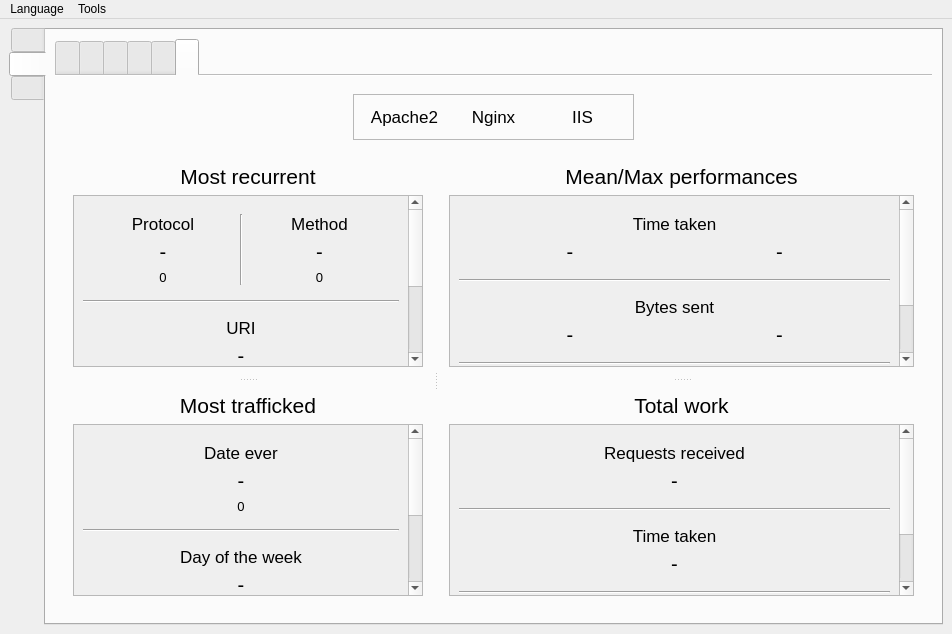
Before: the Qt Designer form logdoctor/mainwindow.ui in elB4RTO/LogDoctor, drawn with Qt 5.
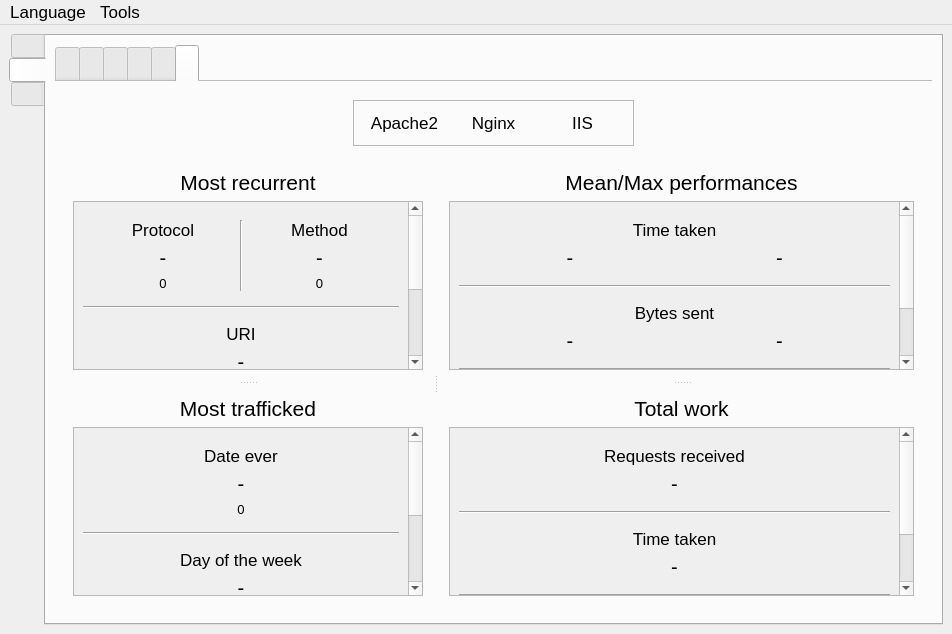
After: the same form once the commit is applied. The open tabs and pages were chosen to show the change. Icons and pictures are not drawn. Custom widgets are drawn as their Qt base class.

```diff
--- a/logdoctor/mainwindow.ui
+++ b/logdoctor/mainwindow.ui
@@ -3885,7 +3885,7 @@
                      <rect>
                       <x>0</x>
                       <y>0</y>
-                      <width>325</width>
+                      <width>173</width>
                       <height>348</height>
                      </rect>
                     </property>
@@ -4220,7 +4220,7 @@
                      <rect>
                       <x>0</x>
                       <y>0</y>
-                      <width>325</width>
+                      <width>157</width>
                       <height>348</height>
                      </rect>
                     </property>
@@ -4496,7 +4496,7 @@
                      <rect>
                       <x>0</x>
                       <y>0</y>
-                      <width>439</width>
+                      <width>145</width>
                       <height>276</height>
                      </rect>
                     </property>
@@ -4761,7 +4761,7 @@
                      <rect>
                       <x>0</x>
                       <y>0</y>
-                      <width>439</width>
+                      <width>173</width>
                       <height>276</height>
                      </rect>
                     </property>
@@ -10158,9 +10158,14 @@
      <x>0</x>
      <y>0</y>
      <width>952</width>
-     <height>27</height>
+     <height>29</height>
     </rect>
    </property>
+   <property name="font">
+    <font>
+     <pointsize>13</pointsize>
+    </font>
+   </property>
    <widget class="QMenu" name="menuLanguage">
     <property name="title">
      <string>Language</string>
@@ -10171,6 +10176,11 @@
     <addaction name="actionItaliano"/>
    </widget>
    <widget class="QMenu" name="menuTools">
+    <property name="font">
+     <font>
+      <pointsize>13</pointsize>
+     </font>
+    </property>
     <property name="title">
      <string>Tools</string>
     </property>
```
Left out of the diff: 176 changed lines with no effect on the pictures.
